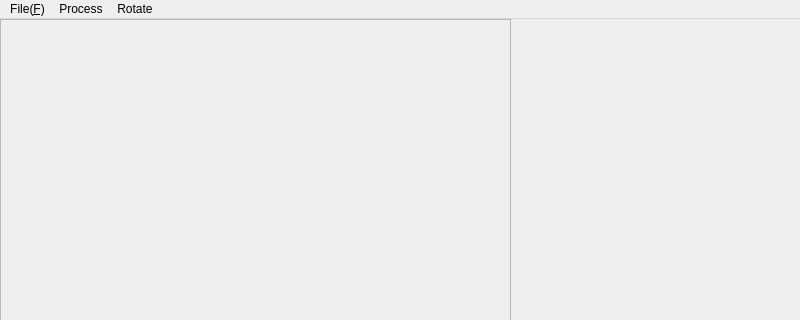
jiemojiemo/ImageProcessWithQtOpencv, file batchwindow.ui: the form before one commit; both pictures show x 0 to 800 and y 0 to 320 of the 800 by 600 pixel window.
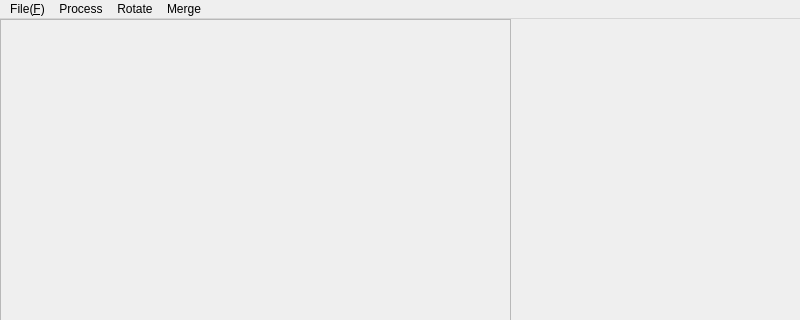
The form after the commit.

Diff of the .ui file:
```diff
--- a/batchwindow.ui
+++ b/batchwindow.ui
@@ -72,9 +72,17 @@
     <addaction name="actionLeft_90"/>
     <addaction name="actionRight_90"/>
    </widget>
+   <widget class="QMenu" name="menuMerge">
+    <property name="title">
+     <string>Merge</string>
+    </property>
+    <addaction name="actionVertical_Merge"/>
+    <addaction name="actionHorizontal_Merge"/>
+   </widget>
    <addaction name="menuFile_F"/>
    <addaction name="menuProcess"/>
    <addaction name="menuRotate"/>
+   <addaction name="menuMerge"/>
   </widget>
   <widget class="QStatusBar" name="statusbar"/>
   <action name="actionOpen_New_Folder">
```
Left out of the diff: 11 changed lines with no effect on the pictures.
